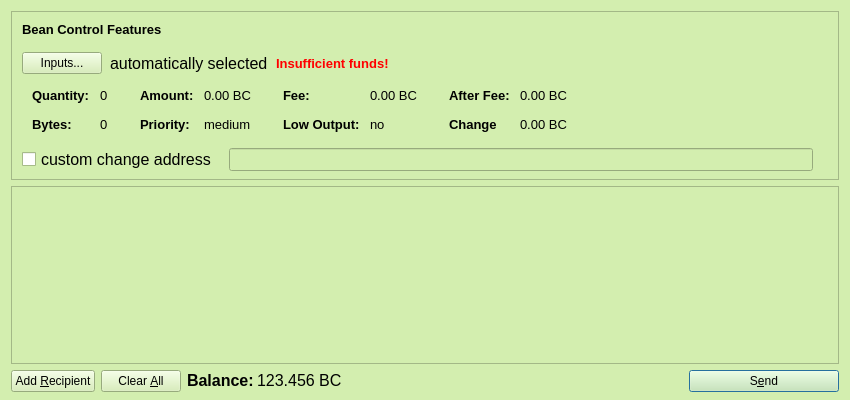
First picture: the form in src/qt/forms/sendbeansdialog.ui, repository teambean/BeanCash, before the edit.
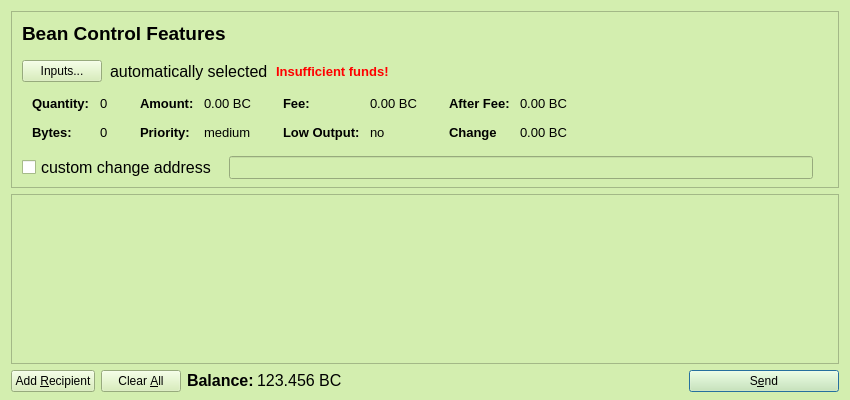
Second picture: the form after the edit. Icons and pictures are not drawn.

Diff of the .ui file:
```diff
--- a/src/qt/forms/sendbeansdialog.ui
+++ b/src/qt/forms/sendbeansdialog.ui
@@ -262,7 +262,7 @@
             <property name="font">
              <font>
               <family>Liberation Sans</family>
-              <pointsize>10</pointsize>
+              <pointsize>14</pointsize>
               <weight>75</weight>
               <bold>true</bold>
              </font>
@@ -940,7 +940,7 @@
         <x>0</x>
         <y>0</y>
         <width>830</width>
-        <height>160</height>
+        <height>154</height>
        </rect>
       </property>
       <layout class="QVBoxLayout" name="verticalLayout_2">
```
